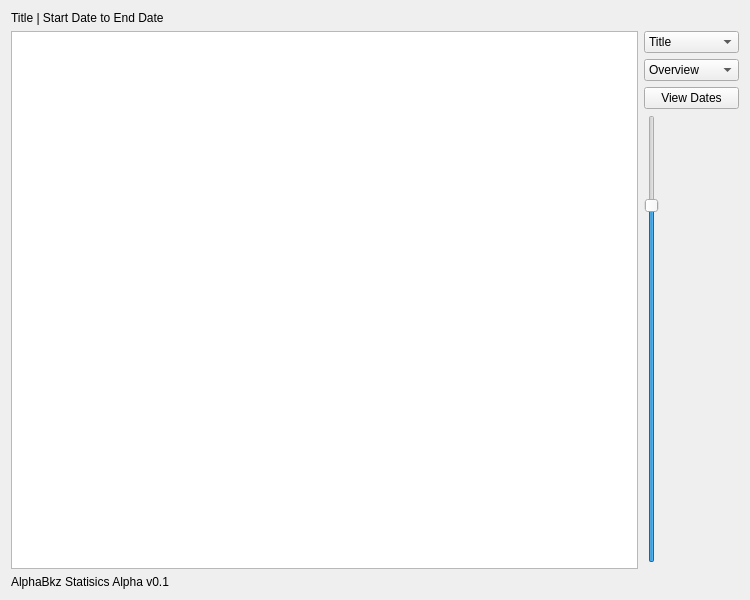
First picture: the form in src/statsviewer/statsviewer.ui, repository lettergram/basicbookreader, before the edit.
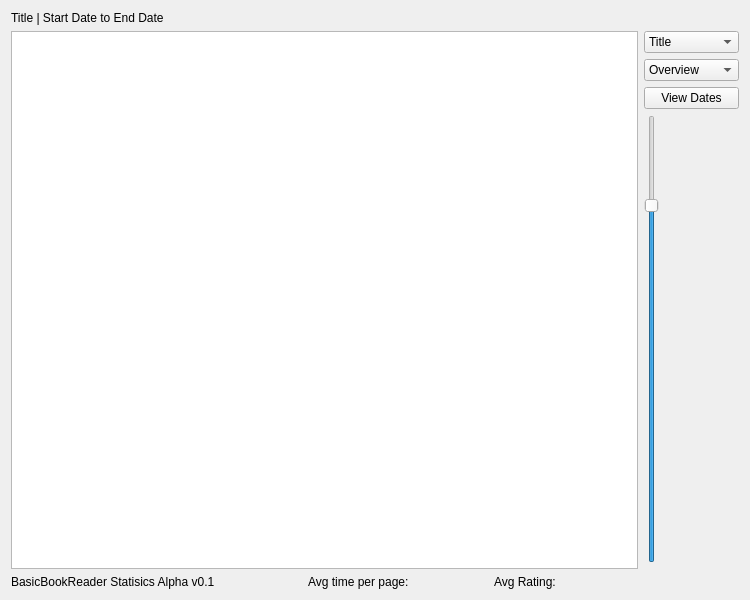
Second picture: the form after the edit.

Commit message: Added viewing on rating

Patch:
```diff
--- a/src/statsviewer/statsviewer.ui
+++ b/src/statsviewer/statsviewer.ui
@@ -10,11 +10,17 @@
     <height>600</height>
    </rect>
   </property>
+  <property name="minimumSize">
+   <size>
+    <width>180</width>
+    <height>0</height>
+   </size>
+  </property>
   <property name="windowTitle">
    <string>AlphaBKZ Statistics</string>
   </property>
   <layout class="QGridLayout" name="gridLayout">
-   <item row="1" column="2">
+   <item row="3" column="7">
     <widget class="QComboBox" name="titleBox">
      <property name="maximumSize">
       <size>
@@ -29,23 +35,7 @@
      </item>
     </widget>
    </item>
-   <item row="1" column="0" rowspan="5" colspan="2">
-    <widget class="QGraphicsView" name="graphicsView"/>
-   </item>
-   <item row="6" column="0">
-    <widget class="QLabel" name="label">
-     <property name="maximumSize">
-      <size>
-       <width>16777215</width>
-       <height>17</height>
-      </size>
-     </property>
-     <property name="text">
-      <string>AlphaBkz Statisics Alpha v0.1</string>
-     </property>
-    </widget>
-   </item>
-   <item row="2" column="2">
+   <item row="4" column="7">
     <widget class="QComboBox" name="statsTypeBox">
      <property name="maximumSize">
       <size>
@@ -68,9 +58,14 @@
        <string>Times Per Page</string>
       </property>
      </item>
+     <item>
+      <property name="text">
+       <string>Rating(s)</string>
+      </property>
+     </item>
     </widget>
    </item>
-   <item row="3" column="2">
+   <item row="5" column="7">
     <widget class="QPushButton" name="timesToggle">
      <property name="maximumSize">
       <size>
@@ -83,20 +78,7 @@
      </property>
     </widget>
    </item>
-   <item row="0" column="0">
-    <widget class="QLabel" name="titleDateLabel">
-     <property name="maximumSize">
-      <size>
-       <width>16777215</width>
-       <height>16</height>
-      </size>
-     </property>
-     <property name="text">
-      <string>Title | Start Date to End Date</string>
-     </property>
-    </widget>
-   </item>
-   <item row="4" column="2">
+   <item row="6" column="7">
     <widget class="QSlider" name="zoomSlider">
      <property name="sliderPosition">
       <number>80</number>
@@ -106,6 +88,73 @@
      </property>
     </widget>
    </item>
+   <item row="0" column="0">
+    <widget class="QLabel" name="titleDateLabel">
+     <property name="minimumSize">
+      <size>
+       <width>500</width>
+       <height>0</height>
+      </size>
+     </property>
+     <property name="maximumSize">
+      <size>
+       <width>500</width>
+       <height>16</height>
+      </size>
+     </property>
+     <property name="text">
+      <string>Title | Start Date to End Date</string>
+     </property>
+    </widget>
+   </item>
+   <item row="10" column="0">
+    <widget class="QLabel" name="label">
+     <property name="maximumSize">
+      <size>
+       <width>250</width>
+       <height>17</height>
+      </size>
+     </property>
+     <property name="text">
+      <string>BasicBookReader Statisics Alpha v0.1</string>
+     </property>
+    </widget>
+   </item>
+   <item row="3" column="0" rowspan="5" colspan="7">
+    <widget class="QGraphicsView" name="graphicsView"/>
+   </item>
+   <item row="10" column="2">
+    <widget class="QLabel" name="avg_2">
+     <property name="minimumSize">
+      <size>
+       <width>120</width>
+       <height>0</height>
+      </size>
+     </property>
+     <property name="text">
+      <string>Avg Rating: </string>
+     </property>
+    </widget>
+   </item>
+   <item row="10" column="1">
+    <widget class="QLabel" name="avg_1">
+     <property name="minimumSize">
+      <size>
+       <width>180</width>
+       <height>0</height>
+      </size>
+     </property>
+     <property name="maximumSize">
+      <size>
+       <width>180</width>
+       <height>16777215</height>
+      </size>
+     </property>
+     <property name="text">
+      <string>Avg time per page: </string>
+     </property>
+    </widget>
+   </item>
   </layout>
  </widget>
  <resources/>
```
The commit also changes 2 other files.
